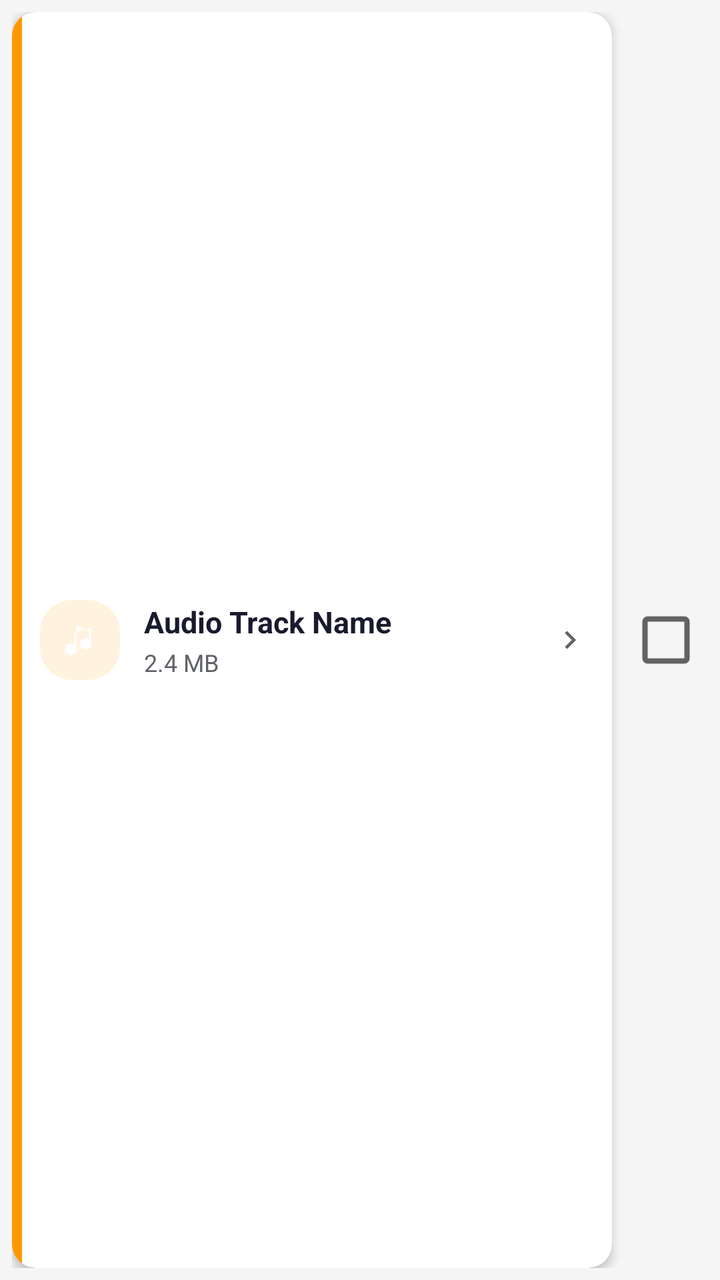
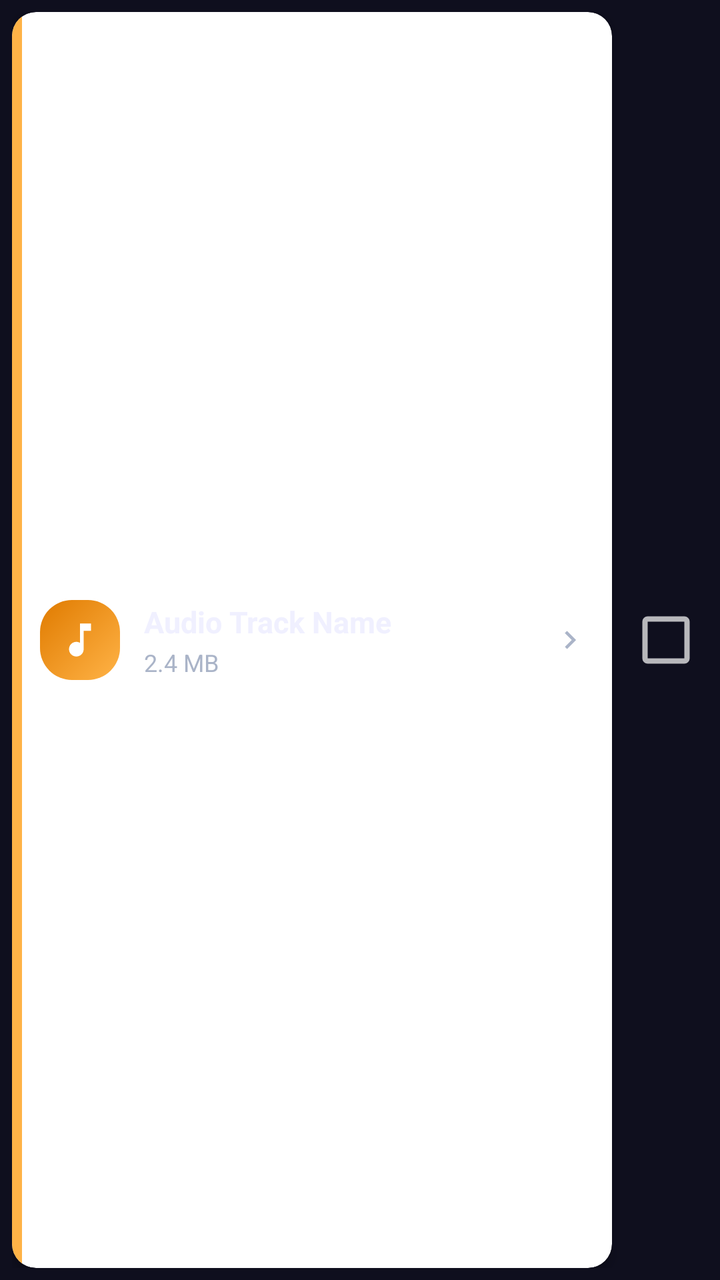

Compare the two renders of this Android layout. The source of the first and the diff that turns it into the second are given below.
<!-- AndroidManifest.xml: application theme Theme.PhotoRecoveryNew -->
<!-- res/layout/card_audio.xml -->
<?xml version="1.0" encoding="utf-8"?>
<LinearLayout xmlns:android="http://schemas.android.com/apk/res/android"
    xmlns:app="http://schemas.android.com/apk/res-auto"
    android:layout_width="match_parent"
    android:layout_height="70dp"
    android:orientation="horizontal"
    android:padding="6dp"
    android:gravity="center_vertical">

    <androidx.cardview.widget.CardView
        android:id="@+id/album_card"
        android:layout_width="0dp"
        android:layout_height="match_parent"
        android:layout_weight="1"
        android:foreground="?attr/selectableItemBackground"
        android:clickable="true"
        android:focusable="true"
        app:cardCornerRadius="12dp"
        app:cardElevation="3dp"
        app:cardBackgroundColor="@color/white">

        <RelativeLayout
            android:layout_width="match_parent"
            android:layout_height="match_parent">

            
            <View
                android:layout_width="5dp"
                android:layout_height="match_parent"
                android:layout_alignParentStart="true"
                android:background="@color/colorAudios"/>

            <LinearLayout
                android:layout_width="match_parent"
                android:layout_height="match_parent"
                android:paddingStart="14dp"
                android:paddingEnd="12dp"
                android:paddingVertical="6dp"
                android:orientation="horizontal"
                android:gravity="center_vertical">

                
                <LinearLayout
                    android:layout_width="40dp"
                    android:layout_height="40dp"
                    android:gravity="center"
                    android:background="@drawable/bg_card_audios"
                    android:layout_marginEnd="12dp">
                    <ImageView
                        android:layout_width="22dp"
                        android:layout_height="22dp"
                        android:src="@drawable/ic_category_audios"/>
                </LinearLayout>

                <LinearLayout
                    android:id="@+id/linear_card_text"
                    android:layout_width="0dp"
                    android:layout_height="wrap_content"
                    android:layout_weight="1"
                    android:orientation="vertical">

                    <TextView
                        android:id="@+id/tvDate"
                        android:layout_width="match_parent"
                        android:layout_height="wrap_content"
                        android:maxLines="1"
                        android:text="Audio Track Name"
                        android:textColor="@color/colorTextPrimary"
                        android:textSize="15sp"
                        android:textStyle="bold"
                        android:ellipsize="end"/>

                    <TextView
                        android:id="@+id/tvSize"
                        android:layout_width="wrap_content"
                        android:layout_height="wrap_content"
                        android:text="2.4 MB"
                        android:textColor="@color/colorTextSecondary"
                        android:textSize="12sp"
                        android:layout_marginTop="2dp"/>
                </LinearLayout>

                <ImageView
                    android:layout_width="18dp"
                    android:layout_height="18dp"
                    android:src="@drawable/ic_chevron_right"
                    app:tint="@color/colorTextSecondary"/>
            </LinearLayout>
        </RelativeLayout>
    </androidx.cardview.widget.CardView>

    <CheckBox
        android:id="@+id/isChecked"
        android:layout_width="42dp"
        android:layout_height="42dp"
        android:layout_gravity="center"
        android:layout_marginStart="6dp"
        android:button="@null"
        android:background="?android:attr/listChoiceIndicatorMultiple"/>
</LinearLayout>
<!-- resources referenced by this layout -->
<resources>
  <color name="colorAudios">#FF9800</color>
  <color name="colorTextPrimary">#1A1A2E</color>
  <color name="colorTextSecondary">#5F6368</color>
  <color name="white">#FFFFFFFF</color>
  <!-- drawable bg_card_audios (drawable) -->
  <?xml version="1.0" encoding="utf-8"?>
  <shape xmlns:android="http://schemas.android.com/apk/res/android"
      android:shape="rectangle">
      <solid android:color="#FFF3E0"/>
      <corners android:radius="16dp"/>
  </shape>
  <!-- drawable ic_category_audios (drawable) -->
  <?xml version="1.0" encoding="utf-8"?>
  <vector xmlns:android="http://schemas.android.com/apk/res/android"
      android:width="48dp"
      android:height="48dp"
      android:viewportWidth="48"
      android:viewportHeight="48">
      
      <path
          android:fillColor="#FFFFFF"
          android:pathData="M20,8 L20,34 Q20,40 14,40 Q8,40 8,34 Q8,28 14,28 Q16,28 18,29 L18,16 L36,10 L36,28 Q36,34 30,34 Q24,34 24,28 Q24,22 30,22 Q32,22 34,23 L34,14 Z"/>
  </vector>
  <!-- drawable ic_chevron_right (drawable) -->
  <?xml version="1.0" encoding="utf-8"?>
  <vector xmlns:android="http://schemas.android.com/apk/res/android"
      android:width="32dp"
      android:height="32dp"
      android:viewportWidth="24"
      android:viewportHeight="24">
      <path
          android:fillColor="#FFFFFF"
          android:pathData="M8.59,16.59L13.17,12L8.59,7.41L10,6L16,12L10,18L8.59,16.59Z"/>
  </vector>
  <style name="Theme.PhotoRecoveryNew" parent="Theme.MaterialComponents.Light.NoActionBar">
          <item name="colorPrimary">@color/colorPrimary</item>
          <item name="colorPrimaryVariant">@color/colorPrimaryDark</item>
          <item name="colorOnPrimary">@color/white</item>
          <item name="colorSecondary">@color/colorAccent</item>
          <item name="colorOnSecondary">@color/white</item>
          <item name="android:windowBackground">@color/colorBackground</item>
          <item name="android:statusBarColor" tools:targetApi="l">#FFFFFF</item>
          <item name="android:windowLightStatusBar" tools:targetApi="m">true</item>
      </style>
  <color name="colorPrimary">#6C63FF</color>
  <color name="colorPrimaryDark">#4A42D6</color>
  <color name="colorAccent">#6C63FF</color>
  <color name="colorBackground">#F5F5F5</color>
</resources>

<!-- the commit's change to res/layout/card_audio.xml (unified diff, before → after) -->
@@ -49,7 +49,7 @@
                     <ImageView
                         android:layout_width="22dp"
                         android:layout_height="22dp"
-                        android:src="@drawable/ic_category_audios"/>
+                        android:src="@drawable/ic_cat_audio"/>
                 </LinearLayout>
 
                 <LinearLayout
<!-- resource entries referenced after the edit -->
@@ -1,27 +1,30 @@
 <!-- resources referenced by this layout -->
 <resources>
-  <color name="colorAudios">#FF9800</color>
-  <color name="colorTextPrimary">#1A1A2E</color>
-  <color name="colorTextSecondary">#5F6368</color>
+  <color name="colorAudios">#FFB347</color>
+  <color name="colorTextPrimary">#F0F0FF</color>
+  <color name="colorTextSecondary">#AAB4C8</color>
   <color name="white">#FFFFFFFF</color>
   <!-- drawable bg_card_audios (drawable) -->
   <?xml version="1.0" encoding="utf-8"?>
   <shape xmlns:android="http://schemas.android.com/apk/res/android"
       android:shape="rectangle">
-      <solid android:color="#FFF3E0"/>
+      <gradient
+          android:startColor="#FFB347"
+          android:endColor="#E07B00"
+          android:angle="135"/>
       <corners android:radius="16dp"/>
   </shape>
-  <!-- drawable ic_category_audios (drawable) -->
+  <!-- drawable ic_cat_audio (drawable) -->
   <?xml version="1.0" encoding="utf-8"?>
   <vector xmlns:android="http://schemas.android.com/apk/res/android"
-      android:width="48dp"
-      android:height="48dp"
-      android:viewportWidth="48"
-      android:viewportHeight="48">
+      android:width="24dp"
+      android:height="24dp"
+      android:viewportWidth="24"
+      android:viewportHeight="24">
       
       <path
           android:fillColor="#FFFFFF"
-          android:pathData="M20,8 L20,34 Q20,40 14,40 Q8,40 8,34 Q8,28 14,28 Q16,28 18,29 L18,16 L36,10 L36,28 Q36,34 30,34 Q24,34 24,28 Q24,22 30,22 Q32,22 34,23 L34,14 Z"/>
+          android:pathData="M12,3V13.55C11.41,13.21 10.73,13 10,13C7.79,13 6,14.79 6,17C6,19.21 7.79,21 10,21C12.21,21 14,19.21 14,17V7H18V3H12Z"/>
   </vector>
   <!-- drawable ic_chevron_right (drawable) -->
   <?xml version="1.0" encoding="utf-8"?>
@@ -34,19 +37,21 @@
           android:fillColor="#FFFFFF"
           android:pathData="M8.59,16.59L13.17,12L8.59,7.41L10,6L16,12L10,18L8.59,16.59Z"/>
   </vector>
-  <style name="Theme.PhotoRecoveryNew" parent="Theme.MaterialComponents.Light.NoActionBar">
+  <style name="Theme.PhotoRecoveryNew" parent="Theme.MaterialComponents.NoActionBar">
           <item name="colorPrimary">@color/colorPrimary</item>
           <item name="colorPrimaryVariant">@color/colorPrimaryDark</item>
           <item name="colorOnPrimary">@color/white</item>
-          <item name="colorSecondary">@color/colorAccent</item>
+          <item name="colorSecondary">@color/colorSecondary</item>
           <item name="colorOnSecondary">@color/white</item>
           <item name="android:windowBackground">@color/colorBackground</item>
-          <item name="android:statusBarColor" tools:targetApi="l">#FFFFFF</item>
-          <item name="android:windowLightStatusBar" tools:targetApi="m">true</item>
+          <item name="android:statusBarColor" tools:targetApi="l">@color/colorBackground</item>
+          <item name="android:navigationBarColor">@color/colorNavBackground</item>
+          <item name="android:windowLightStatusBar" tools:targetApi="m">false</item>
       </style>
-  <color name="colorPrimary">#6C63FF</color>
-  <color name="colorPrimaryDark">#4A42D6</color>
-  <color name="colorAccent">#6C63FF</color>
-  <color name="colorBackground">#F5F5F5</color>
+  <color name="colorPrimary">#7B6FFF</color>
+  <color name="colorPrimaryDark">#5A4FE0</color>
+  <color name="colorSecondary">#00D4AA</color>
+  <color name="colorBackground">#0F0F1E</color>
+  <color name="colorNavBackground">#12121F</color>
 </resources>
 
